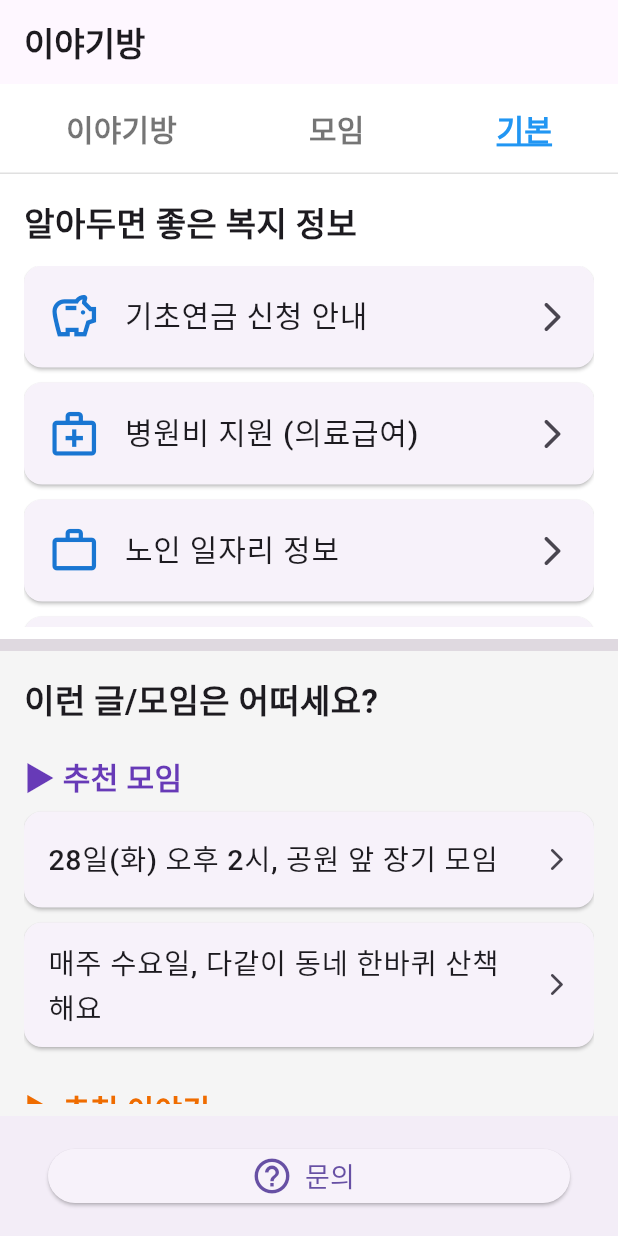
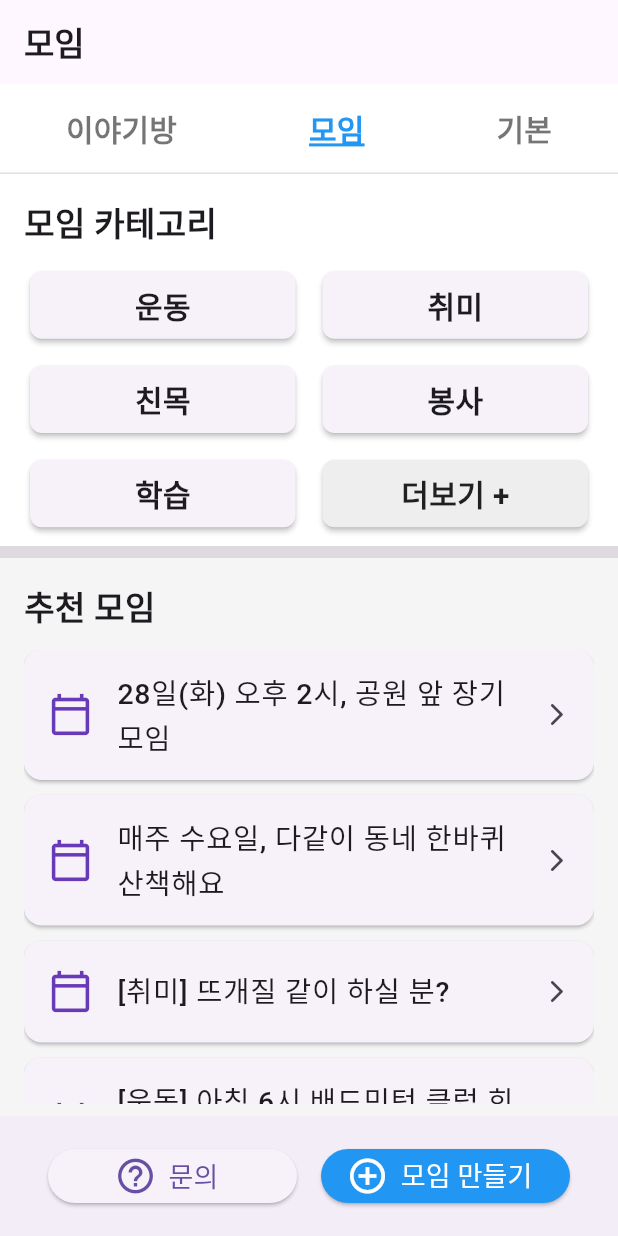
Before and after one commit to Amaze-Aing/std_project, a Flutter app: the screen it shows after launch, on a phone screen of 412 x 824 dp. Run offline on Flutter 3.47's test engine with Material 3 defaults, Android fonts, the phone set to English and light mode, and no system bars.

Commit message:
모임 페이지

```diff
--- a/lib/main.dart
+++ b/lib/main.dart
@@ -28,54 +28,51 @@ class MyCommunityScreen extends StatelessWidget {
   @override
   Widget build(BuildContext context) {
     return Scaffold(
-      // 1. 상단 AppBar (수정됨)
+      // 1. 상단 AppBar (변경 없음)
       appBar: AppBar(
         title: const Text(
-          '이야기방',
+          '모임',
           style: TextStyle(fontSize: 22, fontWeight: FontWeight.bold),
         ),
-        // AppBar 하단 버튼 영역
         bottom: PreferredSize(
-          preferredSize: const Size.fromHeight(60.0), // 주제 섹션이 없으므로 높이 60
+          preferredSize: const Size.fromHeight(60.0),
           child: Container(
-            color: Colors.white, // 배경색은 흰색
+            color: Colors.white,
             child: Column(
               children: [
-                // 1. 첫 번째 줄 버튼 (이야기방, 모임, 기본) - (수정된 부분)
                 Container(
-                  height: 59.0, // 첫 번째 줄 높이
+                  height: 59.0,
                   child: Row(
                     mainAxisAlignment: MainAxisAlignment.spaceAround,
                     children: [
-                      _buildTopButton('이야기방'), // isSelected: false (기본값)
-                      _buildTopButton('모임'), // isSelected: false (기본값)
-                      _buildTopButton('기본',
-                          isSelected: true), // '기본'을 선택 상태(true)로 변경
+                      _buildTopButton('이야기방'),
+                      _buildTopButton('모임', isSelected: true),
+                      _buildTopButton('기본'),
                     ],
                   ),
                 ),
                 const Divider(
-                    height: 1.0, thickness: 1.0, color: Colors.black12), // 구분선
+                    height: 1.0, thickness: 1.0, color: Colors.black12),
               ],
             ),
           ),
         ),
       ),
 
-      // 2. 본론 (변경 없음)
+      // 2. 본론 (변경 없음 - 비율 4:6 유지)
       body: Column(
         children: [
-          // 상단 영역: 복지 정보
+          // 상단 영역 (40%): 모임 카테고리
           Expanded(
-            flex: 1, // 공간을 1:1 비율로 차지
-            child: _buildWelfareSection(), // 복지 정보 헬퍼 위젯 호출
+            flex: 4, // 40% 차지
+            child: _buildCategorySection(), // 카테고리 헬퍼 위젯 호출
           ),
           // 구분선
           const Divider(height: 8.0, thickness: 8.0, color: Colors.black12),
-          // 하단 영역: 추천 글/모임
+          // 하단 영역 (60%): 추천 모임
           Expanded(
-            flex: 1, // 공간을 1:1 비율로 차지
-            child: _buildRecommendationSection(), // 추천 헬퍼 위젯 호출
+            flex: 6, // 60% 차지
+            child: _buildGatheringListSection(), // 추천 모임 헬퍼 위젯 호출
           ),
         ],
       ),
@@ -83,13 +80,13 @@ class MyCommunityScreen extends StatelessWidget {
       // 3. 하단 버튼 (변경 없음)
       bottomNavigationBar: BottomAppBar(
         child: Container(
-          height: 70.0, // 하단 바 높이를 70으로 늘림
+          height: 70.0,
           padding: const EdgeInsets.symmetric(horizontal: 16.0, vertical: 10.0),
           child: Row(
             children: [
               // '문의' 버튼
               Expanded(
-                flex: 1, // 1의 비율로 공간 차지
+                flex: 1,
                 child: ElevatedButton.icon(
                   icon: const Icon(
                     Icons.help_outline,
@@ -100,10 +97,33 @@ class MyCommunityScreen extends StatelessWidget {
                     style: TextStyle(fontSize: 18.0),
                   ),
                   style: ElevatedButton.styleFrom(
-                    minimumSize: const Size(0, 50), // 버튼의 최소 높이를 50으로 설정
+                    minimumSize: const Size(0, 50),
                   ),
                   onPressed: () {
                     // TODO: 문의 화면으로 이동
+                  },
+                ),
+              ),
+              const SizedBox(width: 16.0),
+              // '모임 만들기' 버튼
+              Expanded(
+                flex: 1,
+                child: ElevatedButton.icon(
+                  icon: const Icon(
+                    Icons.add_circle_outline,
+                    size: 28.0,
+                  ),
+                  label: const Text(
+                    '모임 만들기',
+                    style: TextStyle(fontSize: 18.0),
+                  ),
+                  style: ElevatedButton.styleFrom(
+                    minimumSize: const Size(0, 50),
+                    backgroundColor: Colors.blue,
+                    foregroundColor: Colors.white,
+                  ),
+                  onPressed: () {
+                    // TODO: 모임 만들기 화면으로 이동
                   },
                 ),
               ),
@@ -116,20 +136,19 @@ class MyCommunityScreen extends StatelessWidget {
 
   // 상단 3개 버튼을 만들기 위한 헬퍼 위젯 (변경 없음)
   Widget _buildTopButton(String text, {bool isSelected = false}) {
-    // 선택되었을 때와 아닐 때의 스타일을 정의
     final selectedStyle = TextStyle(
       fontSize: 20,
       fontWeight: FontWeight.bold,
-      color: Colors.blue, // 선택되었을 때 파란색
-      decoration: TextDecoration.underline, // 밑줄 추가
-      decorationThickness: 2.0, // 밑줄 두께
+      color: Colors.blue,
+      decoration: TextDecoration.underline,
+      decorationThickness: 2.0,
       decorationColor: Colors.blue,
     );
 
     final unselectedStyle = TextStyle(
       fontSize: 20,
       fontWeight: FontWeight.bold,
-      color: Colors.black54, // 선택되지 않았을 때 회색빛
+      color: Colors.black54,
     );
 
     return TextButton(
@@ -147,58 +166,100 @@ class MyCommunityScreen extends StatelessWidget {
     );
   }
 
-  // --- [Body를 위한 헬퍼 위젯 (변경 없음)] ---
+  // --- [Body를 위한 헬퍼 위젯 (수정됨)] ---
 
-  /// 상단: 복지 정보 섹션을 빌드하는 위젯
-  Widget _buildWelfareSection() {
-    // 임시 복지 정보 데이터
-    final List<Map<String, dynamic>> welfareInfo = [
-      {'title': '기초연금 신청 안내', 'icon': Icons.savings_outlined},
-      {'title': '병원비 지원 (의료급여)', 'icon': Icons.medical_services_outlined},
-      {'title': '노인 일자리 정보', 'icon': Icons.work_outline},
-      {'title': '치매 안심센터 찾기', 'icon': Icons.psychology_outlined},
+  /// 상단 (40%): 모임 카테고리 섹션을 빌드하는 위젯 (수정됨 - Request 4)
+  Widget _buildCategorySection() {
+    // 1. 임시 카테고리 데이터 (5개로 수정)
+    final List<Map<String, dynamic>> mainCategories = [
+      {'label': '운동', 'icon': Icons.fitness_center},
+      {'label': '취미', 'icon': Icons.palette},
+      {'label': '친목', 'icon': Icons.people},
+      {'label': '봉사', 'icon': Icons.volunteer_activism},
+      {'label': '학습', 'icon': Icons.school},
     ];
 
+    // 2. 총 아이템 개수 (5개 카테고리 + 1개 더보기 = 6개)
+    final int itemCount = mainCategories.length + 1; // 5 + 1 = 6
+
     return Container(
-      color: Colors.white, // 배경색
+      color: Colors.white,
       padding: const EdgeInsets.fromLTRB(16.0, 16.0, 16.0, 8.0),
       child: Column(
-        crossAxisAlignment: CrossAxisAlignment.start, // 좌측 정렬
+        crossAxisAlignment: CrossAxisAlignment.start,
         children: [
           // 섹션 제목
           const Text(
-            '알아두면 좋은 복지 정보',
+            '모임 카테고리',
             style: TextStyle(
               fontSize: 22.0,
               fontWeight: FontWeight.bold,
             ),
           ),
           const SizedBox(height: 12.0),
-          // 복지 정보 리스트
+          // 카테고리 그리드
           Expanded(
-            child: ListView.builder(
-              itemCount: welfareInfo.length,
+            child: GridView.builder(
+              physics:
+              const NeverScrollableScrollPhysics(), // 스크롤 방지
+              gridDelegate: const SliverGridDelegateWithFixedCrossAxisCount(
+                crossAxisCount: 2, // 2열
+                childAspectRatio: 3.5 / 1, // 가로로 긴 버튼 비율
+                crossAxisSpacing: 10,
+                mainAxisSpacing: 10,
+              ),
+              itemCount: itemCount, // 3. itemCount 수정 (6)
               itemBuilder: (context, index) {
-                final item = welfareInfo[index];
-                return Card(
-                  margin: const EdgeInsets.only(bottom: 10.0),
-                  child: ListTile(
-                    contentPadding: const EdgeInsets.symmetric(
-                        vertical: 6.0, horizontal: 16.0),
-                    leading: Icon(item['icon'],
-                        size: 35.0, color: Colors.blue.shade700),
-                    title: Text(
-                      item['title'],
-                      style: const TextStyle(
-                        fontSize: 20.0,
-                        fontWeight: FontWeight.w500,
+                // 4. '더보기' 버튼 분기 처리
+                if (index == mainCategories.length) {
+                  // 마지막 아이템(index 5)일 경우 '더보기' 버튼
+                  return Card(
+                    elevation: 1.5,
+                    color: Colors.grey[200], // '더보기' 버튼은 색상을 살짝 다르게
+                    shape: RoundedRectangleBorder(
+                      borderRadius: BorderRadius.circular(8.0),
+                    ),
+                    child: InkWell(
+                      borderRadius: BorderRadius.circular(8.0),
+                      onTap: () {
+                        // TODO: 전체 카테고리 목록 페이지로 이동
+                        print('더보기 탭');
+                      },
+                      child: Container(
+                        alignment: Alignment.center,
+                        child: Text(
+                          '더보기 +', // '더보기' 텍스트
+                          style: TextStyle(
+                              fontSize: 20.0,
+                              fontWeight: FontWeight.w600,
+                              color: Colors.black87),
+                        ),
                       ),
                     ),
-                    trailing: const Icon(Icons.arrow_forward_ios_rounded),
+                  );
+                }
+
+                // 일반 카테고리 아이템 (index 0~4)
+                final category = mainCategories[index];
+                return Card(
+                  elevation: 1.5,
+                  shape: RoundedRectangleBorder(
+                    borderRadius: BorderRadius.circular(8.0),
+                  ),
+                  child: InkWell(
+                    borderRadius: BorderRadius.circular(8.0),
                     onTap: () {
-                      // TODO: 해당 복지 정보 상세 페이지로 이동
-                      print('${item['title']} 탭');
+                      // TODO: 카테고리별 모임 목록 페이지로 이동
+                      print('${category['label']} 카테고리 탭');
                     },
+                    child: Container(
+                      alignment: Alignment.center,
+                      child: Text(
+                        category['label'],
+                        style: const TextStyle(
+                            fontSize: 20.0, fontWeight: FontWeight.w600),
+                      ),
+                    ),
                   ),
                 );
               },
@@ -209,24 +270,17 @@ class MyCommunityScreen extends StatelessWidget {
     );
   }
 
-  /// 하단: 추천 글/모임 섹션을 빌드하는 위젯
-  Widget _buildRecommendationSection() {
-    // 임시 추천 데이터
+  /// 하단 (60%): 추천 모임 리스트 섹션을 빌드하는 위젯 (변경 없음)
+  Widget _buildGatheringListSection() {
+    // 임시 추천 모임 데이터
     final List<String> recommendedGatherings = [
       '28일(화) 오후 2시, 공원 앞 장기 모임',
       '매주 수요일, 다같이 동네 한바퀴 산책해요',
+      '[취미] 뜨개질 같이 하실 분?',
+      '[운동] 아침 6시 배드민턴 클럽 회원 모집',
+      '경복궁 나들이 가실 분들 모십니다 (11/5)',
+      '스마트폰 사진 잘 찍는 법 배워보실 분',
     ];
-    final List<String> recommendedPosts = [
-      '요즘 유행하는 트로트 노래 모음',
-      '가을 단풍 구경가기 좋은 곳',
-      '저녁에 먹기 좋은 건강식 아시는분?',
-    ];
-
-    final List<dynamic> items = [];
-    items.add('header_gathering'); // 모임 헤더
-    items.addAll(recommendedGatherings);
-    items.add('header_posts'); // 이야기 헤더
-    items.addAll(recommendedPosts);
 
     return Container(
       color: Colors.grey[100], // 상단 영역과 색상 구분
@@ -234,60 +288,30 @@ class MyCommunityScreen extends StatelessWidget {
       child: Column(
         crossAxisAlignment: CrossAxisAlignment.start,
         children: [
-          // 전체 섹션 제목
+          // 섹션 제목
           const Text(
-            '이런 글/모임은 어떠세요?',
+            '추천 모임',
             style: TextStyle(
               fontSize: 22.0,
               fontWeight: FontWeight.bold,
             ),
           ),
           const SizedBox(height: 12.0),
-          // 추천 리스트
+          // 추천 모임 리스트
           Expanded(
             child: ListView.builder(
-              itemCount: items.length,
+              itemCount: recommendedGatherings.length,
               itemBuilder: (context, index) {
-                final item = items[index];
-
-                // '추천 모임' 헤더
-                if (item == 'header_gathering') {
-                  return const Padding(
-                    padding: EdgeInsets.only(top: 8.0, bottom: 8.0),
-                    child: Text(
-                      '▶︎ 추천 모임',
-                      style: TextStyle(
-                        fontSize: 20.0,
-                        fontWeight: FontWeight.w600,
-                        color: Colors.deepPurple,
-                      ),
-                    ),
-                  );
-                }
-
-                // '추천 이야기' 헤더
-                if (item == 'header_posts') {
-                  return Padding(
-                    padding: const EdgeInsets.only(top: 16.0, bottom: 8.0),
-                    child: Text(
-                      '▶︎ 추천 이야기',
-                      style: TextStyle(
-                        fontSize: 20.0,
-                        fontWeight: FontWeight.w600,
-                        color: Colors.orange[800],
-                      ),
-                    ),
-                  );
-                }
-
-                // 실제 추천 아이템
+                final item = recommendedGatherings[index];
                 return Card(
                   margin: const EdgeInsets.only(bottom: 10.0),
                   child: ListTile(
                     contentPadding: const EdgeInsets.symmetric(
-                        vertical: 4.0, horizontal: 16.0),
+                        vertical: 6.0, horizontal: 16.0),
+                    leading: Icon(Icons.calendar_today_outlined,
+                        size: 30.0, color: Colors.deepPurple),
                     title: Text(
-                      item as String,
+                      item,
                       style: const TextStyle(
                         fontSize: 19.0,
                         fontWeight: FontWeight.w500,
@@ -296,7 +320,8 @@ class MyCommunityScreen extends StatelessWidget {
                     trailing:
                     const Icon(Icons.arrow_forward_ios_rounded, size: 18.0),
                     onTap: () {
-                      print('추천 아이템 탭: $item');
+                      // TODO: 모임 상세 페이지로 이동
+                      print('추천 모임 탭: $item');
                     },
                   ),
                 );
```
